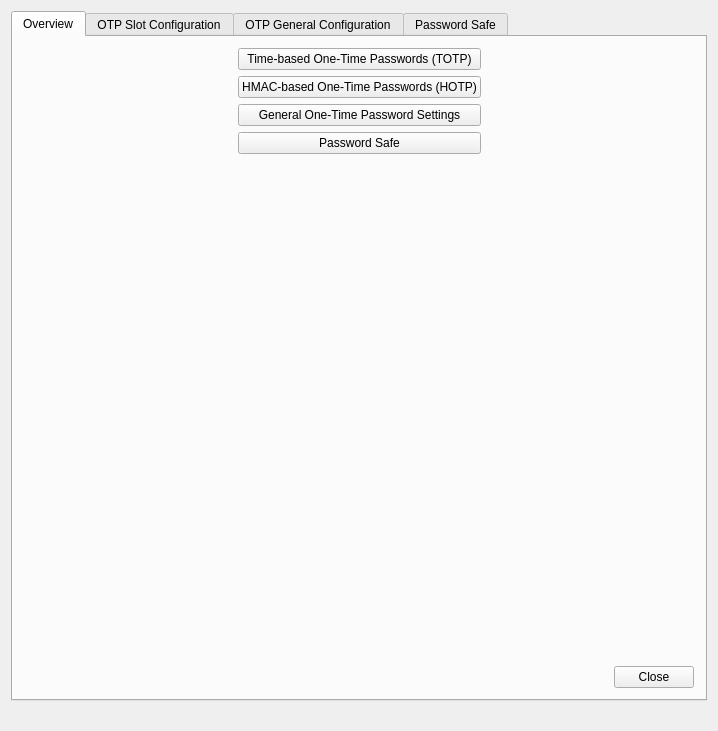
Old version of the form mainwindow.ui in the repository Nitrokey/nitrokey-app.
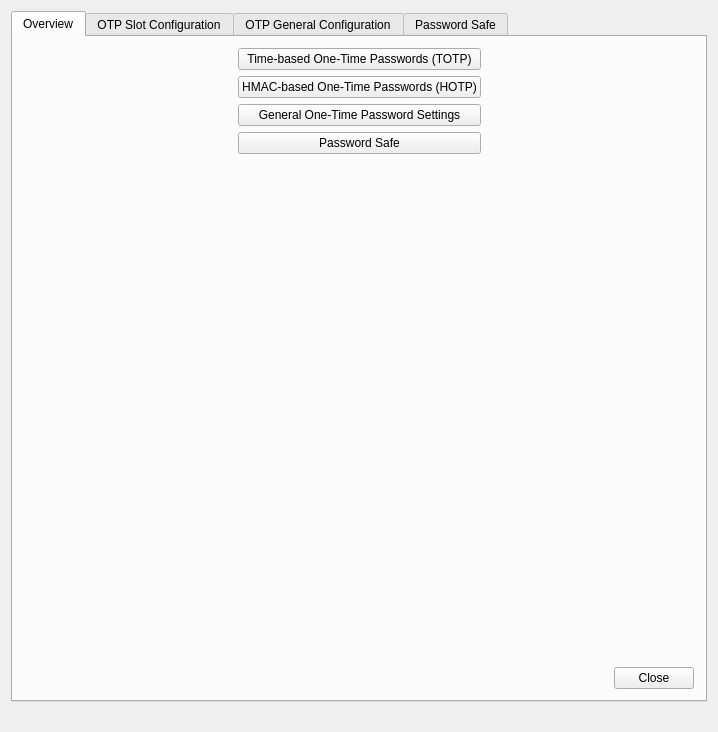
New version of the form. The open tabs and pages were chosen to show the change. Icons and pictures are not drawn.

Patch:
```diff
--- a/mainwindow.ui
+++ b/mainwindow.ui
@@ -7,7 +7,7 @@
     <x>0</x>
     <y>0</y>
     <width>718</width>
-    <height>731</height>
+    <height>732</height>
    </rect>
   </property>
   <property name="sizePolicy">
@@ -119,22 +119,6 @@
               </property>
              </widget>
             </item>
-            <item>
-             <spacer name="verticalSpacer">
-              <property name="orientation">
-               <enum>Qt::Vertical</enum>
-              </property>
-              <property name="sizeType">
-               <enum>QSizePolicy::MinimumExpanding</enum>
-              </property>
-              <property name="sizeHint" stdset="0">
-               <size>
-                <width>20</width>
-                <height>0</height>
-               </size>
-              </property>
-             </spacer>
-            </item>
            </layout>
           </item>
           <item>
```
Left out of the diff: 8 changed lines with no effect on the pictures.
